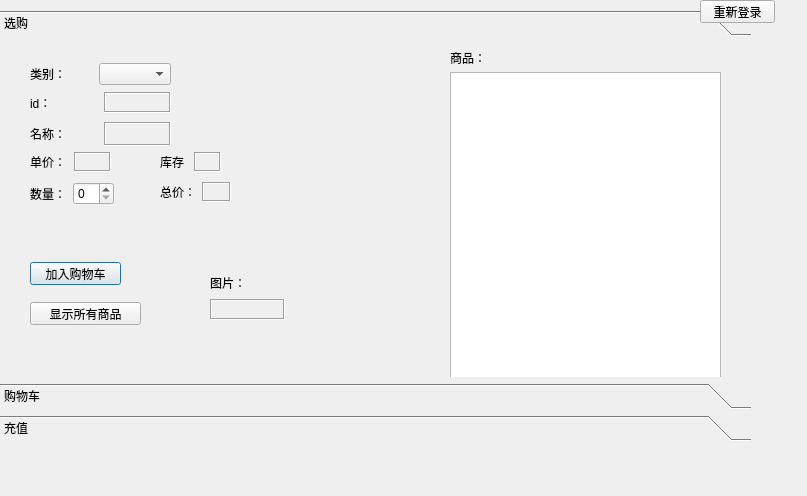
Above: myclient.ui from XMeleny/DB before the change. Below: the same form after it.
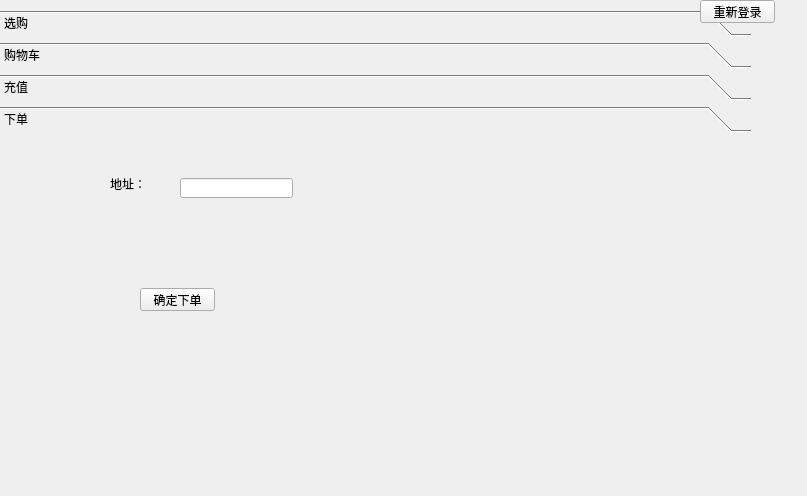
That is the form after the change. The open tabs and pages were chosen to show the change.

```diff
--- a/myclient.ui
+++ b/myclient.ui
@@ -31,7 +31,7 @@
       <x>0</x>
       <y>0</y>
       <width>751</width>
-      <height>368</height>
+      <height>327</height>
      </rect>
     </property>
     <attribute name="label">
@@ -528,6 +528,47 @@
      </property>
     </widget>
    </widget>
+   <widget class="QWidget" name="page_2">
+    <attribute name="label">
+     <string>下单</string>
+    </attribute>
+    <widget class="QLabel" name="label_16">
+     <property name="geometry">
+      <rect>
+       <x>110</x>
+       <y>40</y>
+       <width>54</width>
+       <height>12</height>
+      </rect>
+     </property>
+     <property name="text">
+      <string>地址：</string>
+     </property>
+    </widget>
+    <widget class="QLineEdit" name="address">
+     <property name="geometry">
+      <rect>
+       <x>180</x>
+       <y>40</y>
+       <width>113</width>
+       <height>20</height>
+      </rect>
+     </property>
+    </widget>
+    <widget class="QPushButton" name="pushButton_2">
+     <property name="geometry">
+      <rect>
+       <x>140</x>
+       <y>150</y>
+       <width>75</width>
+       <height>23</height>
+      </rect>
+     </property>
+     <property name="text">
+      <string>确定下单</string>
+     </property>
+    </widget>
+   </widget>
   </widget>
   <widget class="QPushButton" name="loginAgain">
    <property name="geometry">
```
Left out of the diff: 6 changed lines with no effect on the pictures.
